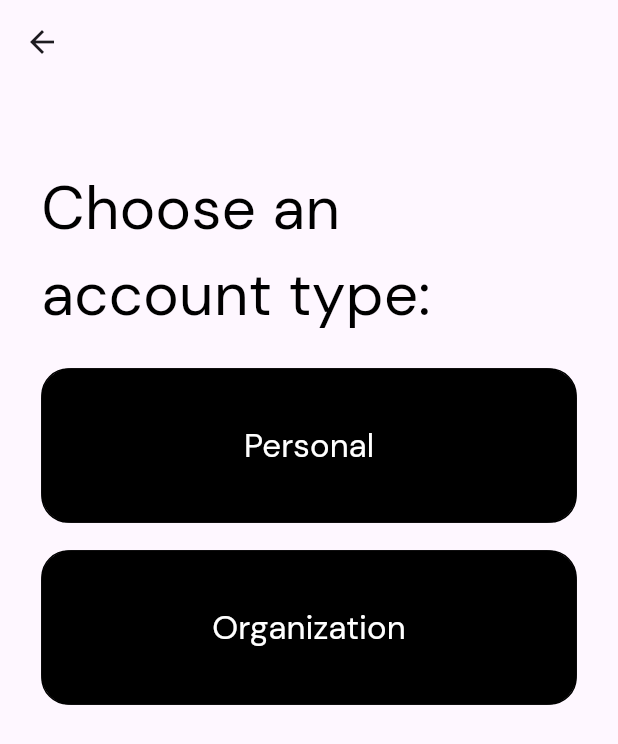
After one commit to atakanserifoglu/Volunity, a Flutter app: the selectAccount screen opened directly, on a phone screen of 412 x 824 dp. The commit adds this screen. Shown: the top 744 px of the screen. Run offline on Flutter 3.47's test engine with Material 2 defaults, Android fonts, the phone set to English and light mode, and no system bars; our stand-ins replace animated_text_kit, firebase_auth, firebase_core, flutter_riverpod; missing offline and left inert: firebase_ui_auth, firebase_ui_oauth_google; accounts and stored records are empty.

Commit message:
Added Account Type Selection Page

```diff
--- a/lib/Screens/login_screen.dart
+++ b/lib/Screens/login_screen.dart
@@ -4,6 +4,7 @@ import '../utilities/constants.dart';
 import 'main_screen.dart';
 
 class LoginScreen extends StatefulWidget {
+  static const String id = 'LogIn Screen';
   const LoginScreen({super.key});
 
   @override
--- /dev/null
+++ b/lib/Screens/select_account_screen.dart
@@ -0,0 +1,75 @@
+import 'package:flutter/material.dart';
+import 'package:volunity/utilities/bottomBar.dart';
+import '../utilities/constants.dart';
+import 'main_screen.dart';
+
+class selectAccount extends StatefulWidget {
+  static const String id = 'Select Type Screen';
+
+  const selectAccount({super.key});
+
+  @override
+  _SelectScreenState createState() => _SelectScreenState();
+}
+
+class _SelectScreenState extends State<selectAccount> {
+  @override
+  Widget build(BuildContext context) {
+    final deviceHeight = MediaQuery.sizeOf(context).height;
+    final deviceWidth = MediaQuery.sizeOf(context).width;
+    return Scaffold(
+      appBar: AppBar(),
+      body: Padding(
+          padding: EdgeInsets.symmetric(horizontal: deviceWidth / 15),
+          child:
+              Column(crossAxisAlignment: CrossAxisAlignment.stretch, children: [
+                SizedBox(
+                  height: deviceHeight / 15,
+                ),
+            Text(
+              "Choose an",
+              style: kButtonTextStyle,
+            ),
+            Text("account type:", style: kButtonTextStyle),
+            SizedBox(
+              height: deviceHeight / 40,
+
+            ),
+
+            SizedBox(
+              height: deviceHeight / 8,
+              child: DecoratedBox(
+                decoration:  BoxDecoration(
+                    color: Colors.black,
+                    borderRadius: BorderRadius.circular(20),
+                      ),
+                child: TextButton(
+                  style: kButtonStyle,
+                  onPressed: () {},
+                  child: Text('Personal',style: kButtonTextStyleSmall,),
+                ),
+              ),
+            ),
+            SizedBox(
+              height: deviceHeight / 45,
+            ),
+                SizedBox(
+                  height: deviceHeight / 8,
+                  child: DecoratedBox(
+                    decoration:  BoxDecoration(
+                      color: Colors.black,
+                      borderRadius: BorderRadius.circular(20),
+                    ),
+                    child: TextButton(
+                      style: kButtonStyle,
+                      onPressed: () {
+                        Navigator.pushNamedAndRemoveUntil(context, MainScreen.id,(route)=> false);
+                      },
+                      child: Text('Organization',style: kButtonTextStyleSmall,),
+                    ),
+                  ),
+                ),
+          ])),
+    );
+  }
+}
--- a/lib/main.dart
+++ b/lib/main.dart
@@ -6,8 +6,10 @@ import 'package:volunity/Screens/main_screen.dart';
 import 'package:volunity/Screens/profileScreen.dart';
 import 'package:flutter_riverpod/flutter_riverpod.dart';
 import 'package:volunity/firebase_options.dart';
+import 'package:volunity/Screens/register_screen.dart';
 import 'package:volunity/theme/default_theme.dart';
 
+import 'Screens/login_screen.dart';
 import 'Screens/splash_page.dart';
 
 Future<void> main() async {
@@ -37,8 +39,9 @@ class MyApp extends StatelessWidget {
       ),// Defaul theme kullanmak için : DefaultTheme(context).theme,
       routes: {
         MainScreen.id: (context) =>  MainScreen(),
-        // When navigating to the "/second" route, build the SecondScreen widget.
         profileScreen.id: (context) =>  profileScreen(),
+        LoginScreen.id: (context) => LoginScreen(),
+        registerScreen.id : (context) => registerScreen(),
       },
       home: const SplashPage(),
     );
--- a/lib/utilities/constants.dart
+++ b/lib/utilities/constants.dart
@@ -11,6 +11,13 @@ const kButtonTextStyle = TextStyle(
   fontWeight: FontWeight.w500,
 );
 
+const kButtonTextStyleSmall = TextStyle(
+  fontFamily: 'DMSans',
+  fontSize: 22.0,
+  color: Colors.white,
+  fontWeight: FontWeight.w500,
+);
+
 const kGuestTextStyle = TextStyle(
   fontFamily: 'DMSans',
   fontSize: 14.0,
@@ -18,16 +25,31 @@ const kGuestTextStyle = TextStyle(
   color: Colors.black54,
   fontWeight: FontWeight.w500,
 );
-const kCardTextStyle = TextStyle(
+const kTitleTextStyle = TextStyle(
   fontFamily: 'Poppins',
   fontSize: 15.0,
   fontWeight: FontWeight.w500,
   color: Colors.black87,
 );
 
-const kCardTitleStyle = TextStyle(
-  fontFamily: 'Poppins',
-  fontSize: 20.0,
-  fontWeight:  FontWeight.w900,
+const kTitleStyle = TextStyle(
+  fontFamily: 'DMSans',
+  fontSize: 40.0,
+  fontWeight: FontWeight.w500,
   color: Colors.black87,
 );
+const kCardTitleStyle = TextStyle(
+  fontFamily: 'DMSans',
+  fontSize: 27.0,
+  fontWeight: FontWeight.w500,
+  color: Colors.black87,
+);
+
+var kButtonStyle = ButtonStyle(
+    shape:  MaterialStateProperty.all<RoundedRectangleBorder>(
+        RoundedRectangleBorder(
+            borderRadius: BorderRadius.circular(18.0),
+            side: BorderSide(color: Colors.black)
+        )
+    )
+);
```
Also changed, not shown: lib/Screens/register_screen.dart (+5 -4 lines), lib/Screens/splash_page.dart (+6 -2 lines).
